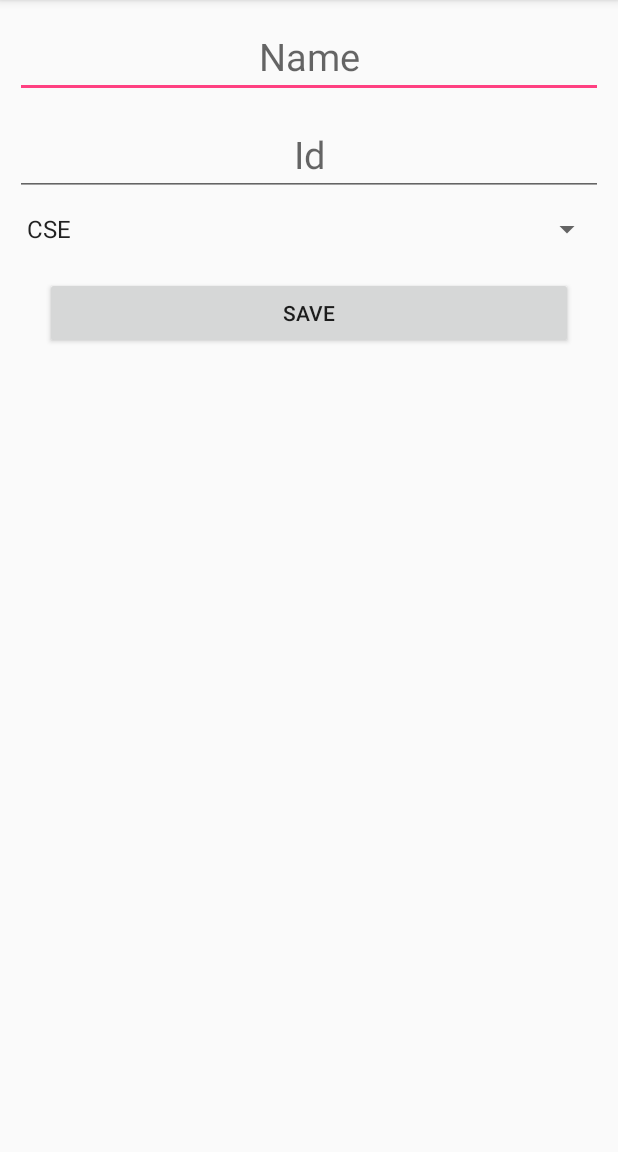
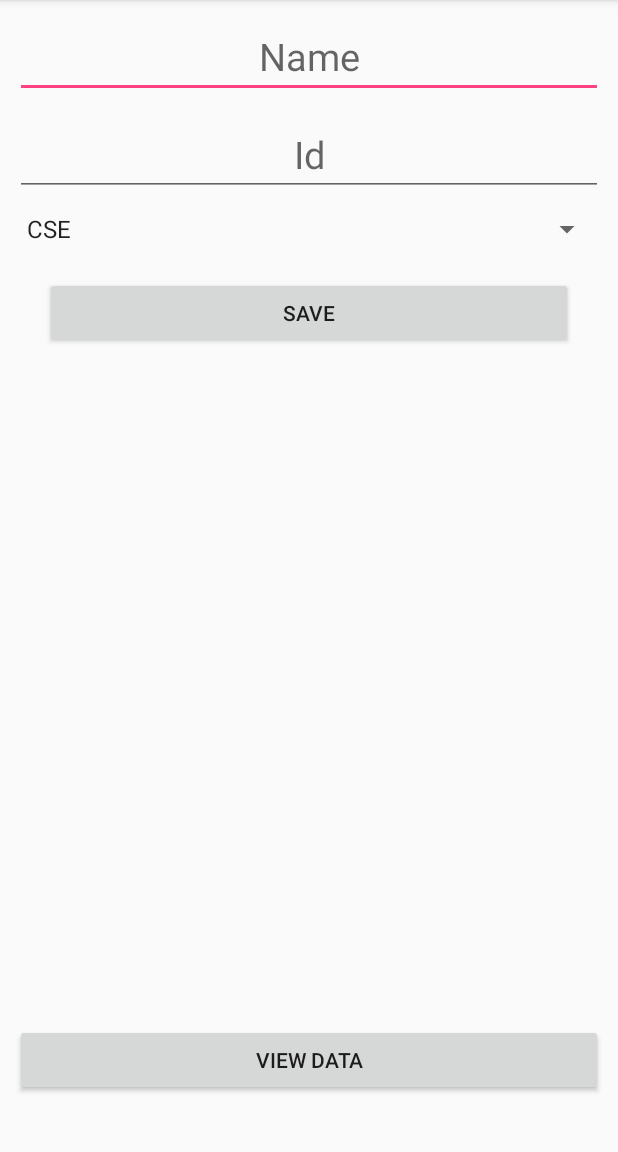
Before and after one commit to takupaku/StudentDatabasewithFirebase, an Android app: the screen it shows after launch (MainActivity), on a phone screen of 412 x 824 dp, the part 84-1236 px from its top. Run offline under Robolectric (Android 15) with nearby library versions, the phone set to English and light mode, and no system bars; our stand-ins replace Firebase (no records; nobody signed in at launch, a user with empty details on screens opened directly).

Commit message:
more option

```diff
--- a/app/build.gradle
+++ b/app/build.gradle
@@ -26,6 +26,8 @@ dependencies {
     testImplementation 'junit:junit:4.12'
     androidTestImplementation 'com.android.support.test:runner:1.0.2'
     androidTestImplementation 'com.android.support.test.espresso:espresso-core:3.0.2'
+
+
 }
 
 apply plugin: 'com.google.gms.google-services'
--- a/app/src/main/AndroidManifest.xml
+++ b/app/src/main/AndroidManifest.xml
@@ -2,7 +2,7 @@
 <manifest xmlns:android="http://schemas.android.com/apk/res/android"
     package="com.example.student.studentdatabasewithfirebase">
 
-    <uses-permission android:name="android.permission.INTERNET"/>
+    <uses-permission android:name="android.permission.INTERNET" />
 
     <application
         android:allowBackup="true"
@@ -11,13 +11,14 @@
         android:roundIcon="@mipmap/ic_launcher_round"
         android:supportsRtl="true"
         android:theme="@style/AppTheme">
-        <activity android:name=".MainActivity">
+        <activity android:name=".activity.MainActivity">
             <intent-filter>
                 <action android:name="android.intent.action.MAIN" />
 
                 <category android:name="android.intent.category.LAUNCHER" />
             </intent-filter>
         </activity>
+        <activity android:name=".activity.ListViewActivity"></activity>
     </application>
 
 </manifest>
--- a/app/src/main/java/com/example/student/studentdatabasewithfirebase/Student.java
+++ b/app/src/main/java/com/example/student/studentdatabasewithfirebase/model/Student.java
@@ -1,4 +1,4 @@
-package com.example.student.studentdatabasewithfirebase;
+package com.example.student.studentdatabasewithfirebase.model;
 
 public class Student {
 
--- a/app/src/main/res/layout/activity_main.xml
+++ b/app/src/main/res/layout/activity_main.xml
@@ -6,23 +6,31 @@
     android:layout_height="match_parent"
     android:orientation="vertical"
     android:padding="10dp"
-    tools:context=".MainActivity">
+    android:weightSum="10"
+    tools:context=".activity.MainActivity">
+
+    <LinearLayout
+        android:layout_width="match_parent"
+        android:layout_height="0dp"
+        android:layout_weight="9"
+        android:orientation="vertical">
+
 
         <EditText
             android:id="@+id/stdName"
             android:layout_width="match_parent"
-        android:textAlignment="center"
             android:layout_height="wrap_content"
             android:layout_marginBottom="10dp"
             android:hint="Name"
+            android:textAlignment="center"
             android:textSize="25dp" />
 
         <EditText
             android:id="@+id/stdId"
             android:layout_width="match_parent"
             android:layout_height="wrap_content"
+            android:hint="Id"
             android:textAlignment="center"
-        android:hint="Id"
             android:textSize="25dp" />
 
         <Spinner
@@ -37,21 +45,34 @@
         <Button
             android:layout_width="match_parent"
             android:layout_height="wrap_content"
+            android:layout_margin="20dp"
             android:onClick="savaData"
-        android:layout_margin="20dp"
             android:text="save" />
+
 
         <ScrollView
             android:layout_width="match_parent"
-        android:padding="5dp"
-        android:layout_height="match_parent">
+            android:layout_height="match_parent"
+            android:padding="5dp">
 
-        <TextView
-            android:layout_width="match_parent"
-            android:layout_height="wrap_content"
-            android:id="@+id/tvViewData"/>
 
         </ScrollView>
 
+    </LinearLayout>
+
+
+    <LinearLayout
+        android:layout_width="match_parent"
+
+        android:layout_height="0dp"
+        android:layout_weight="1">
+
+        <Button
+            android:layout_width="match_parent"
+            android:layout_height="wrap_content"
+android:onClick="viewData"
+            android:text="view data" />
+    </LinearLayout>
+
 
 </LinearLayout>
```
Also changed, not shown: app/src/main/java/com/example/student/studentdatabasewithfirebase/activity/ListViewActivity.java (added, +66 -0 lines), app/src/main/java/com/example/student/studentdatabasewithfirebase/activity/MainActivity.java (renamed from app/src/main/java/com/example/student/studentdatabasewithfirebase/MainActivity.java, +10 -1 lines), app/src/main/res/layout/activity_list_view.xml (added, +18 -0 lines). Lines whose indentation alone changed are shown as unchanged.
